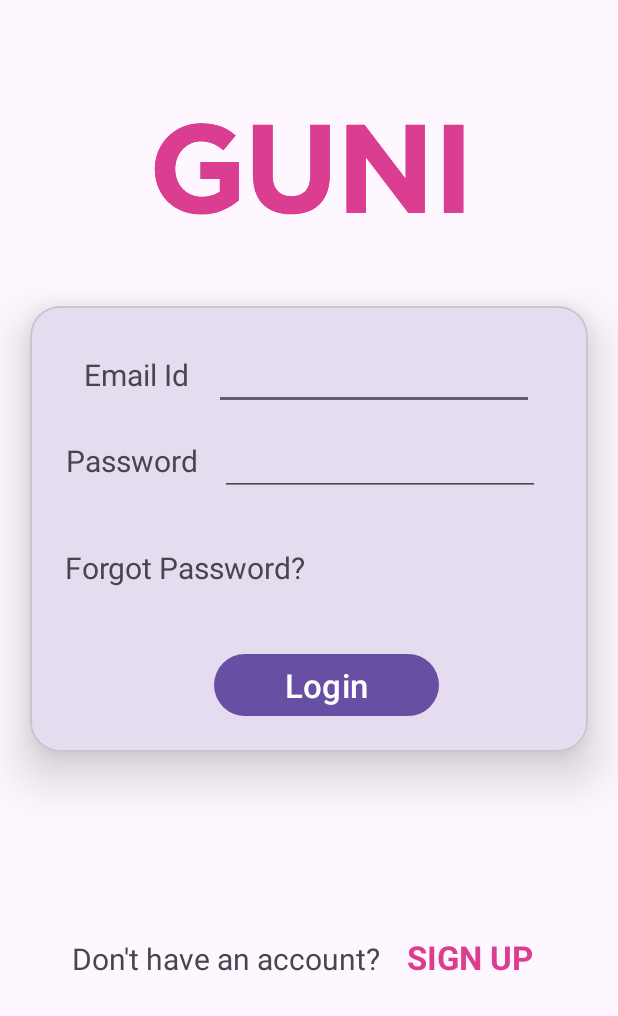
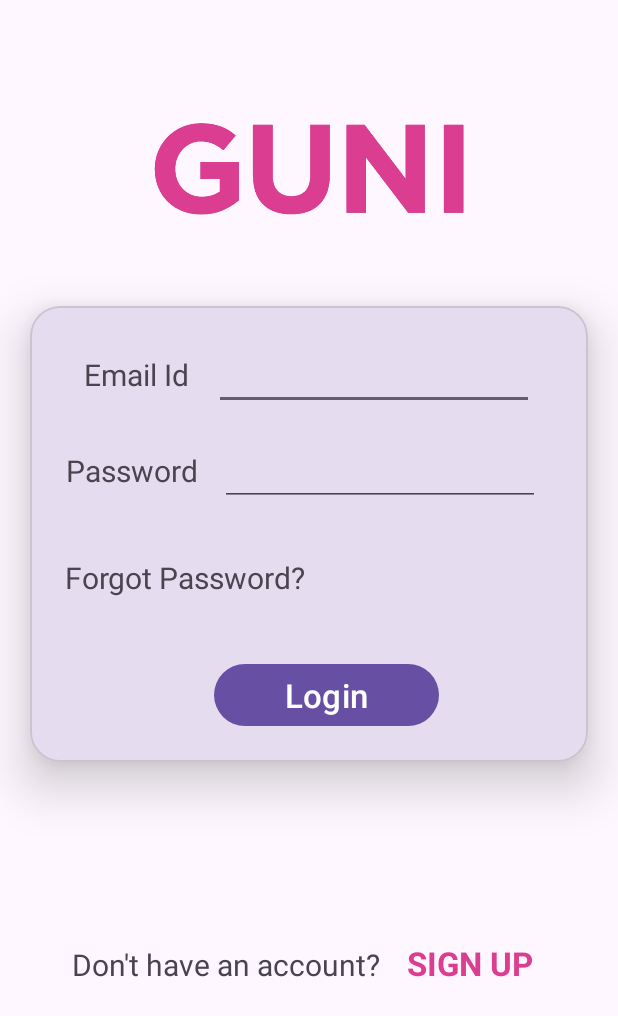
Before and after one commit to mehulprajapati24/MAD_PRACTICAL4_21012011118, an Android app: the LoginActivity screen opened directly, with no data from a screen before it, on a phone screen of 412 x 824 dp. Shown: the top 1016 px of the screen. Run offline under Robolectric (Android 15) with nearby library versions, the phone set to English and light mode, and no system bars.

Commit message:
design completed

```diff
--- a/app/src/main/res/layout/activity_login.xml
+++ b/app/src/main/res/layout/activity_login.xml
@@ -72,7 +72,7 @@
                 android:layout_marginTop="12dp"
                 android:ems="10"
                 android:inputType="textPassword"
-                app:layout_constraintBottom_toTopOf="@+id/textView8"
+                app:layout_constraintBottom_toTopOf="@+id/forgotPasswordText"
                 app:layout_constraintEnd_toEndOf="parent"
                 app:layout_constraintHorizontal_bias="0.553"
                 app:layout_constraintStart_toEndOf="@+id/passwordText"
```
